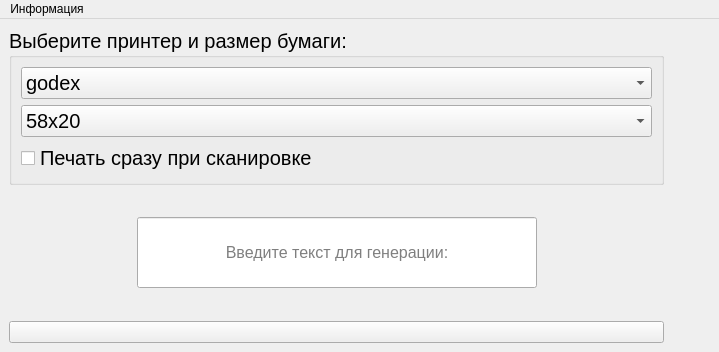
Before: the Qt Designer form ui/untitled.ui in Mex93/QRPrint, drawn with Qt 5.
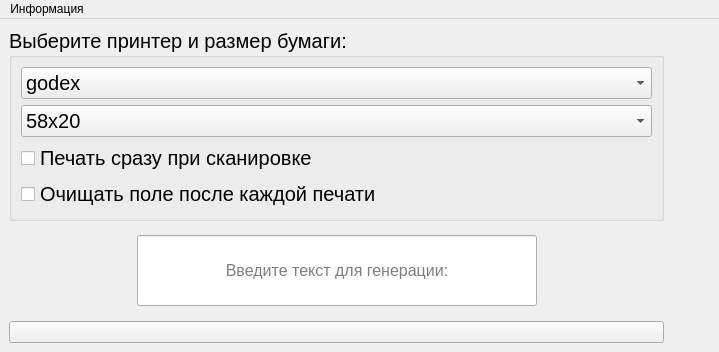
After: the same form once the commit is applied. Icons and pictures are not drawn.

Commit message: added is field clear

The edit to the form file:
```diff
--- a/ui/untitled.ui
+++ b/ui/untitled.ui
@@ -83,6 +83,13 @@
              </property>
             </widget>
            </item>
+           <item>
+            <widget class="QCheckBox" name="checkBox_is_clear">
+             <property name="text">
+              <string>Очищать поле после каждой печати</string>
+             </property>
+            </widget>
+           </item>
           </layout>
          </widget>
         </item>
```
The commit also changes 3 other files.
